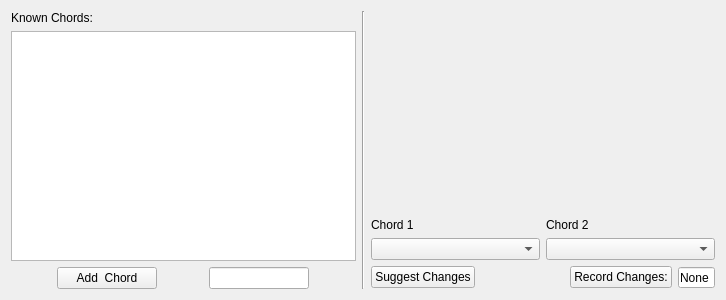
Old version of the form guitartools/changes.ui in the repository ispielman/guitartools.
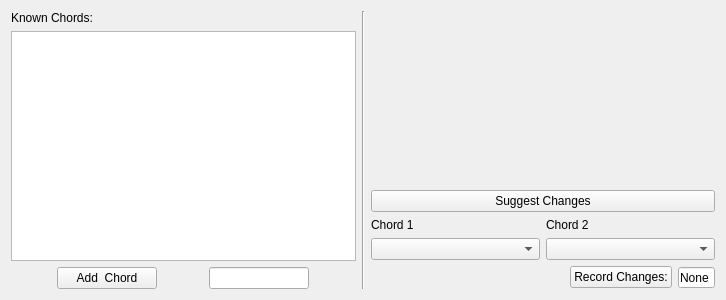
New version of the form.

Diff of the .ui file:
```diff
--- a/guitartools/changes.ui
+++ b/guitartools/changes.ui
@@ -96,6 +96,13 @@
        </property>
       </spacer>
      </item>
+     <item>
+      <widget class="QPushButton" name="pushButton_SuggestChanges">
+       <property name="text">
+        <string>Suggest Changes</string>
+       </property>
+      </widget>
+     </item>
      <item>
       <layout class="QGridLayout" name="gridLayout">
        <item row="1" column="0">
@@ -122,13 +129,6 @@
      </item>
      <item>
       <layout class="QHBoxLayout" name="horizontalLayout_2">
-       <item>
-        <widget class="QPushButton" name="pushButton_SuggestChanges">
-         <property name="text">
-          <string>Suggest Changes</string>
-         </property>
-        </widget>
-       </item>
        <item>
         <spacer name="horizontalSpacer_3">
          <property name="orientation">
```
